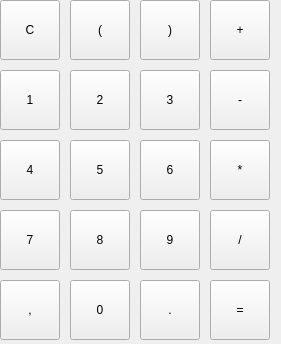
Old version of the form ui/views/InputModule/InputModule.ui in the repository dammmueller-calculator/calculator.
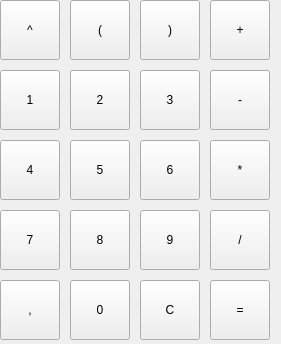
New version of the form.

Commit message: feat(InputModule)!: hide element

The edit to the form file:
```diff
--- a/ui/views/InputModule/InputModule.ui
+++ b/ui/views/InputModule/InputModule.ui
@@ -161,19 +161,6 @@
     <rect>
      <x>140</x>
      <y>280</y>
-     <width>60</width>
-     <height>60</height>
-    </rect>
-   </property>
-   <property name="text">
-    <string>.</string>
-   </property>
-  </widget>
-  <widget class="QPushButton" name="pushButton_9">
-   <property name="geometry">
-    <rect>
-     <x>0</x>
-     <y>0</y>
      <width>60</width>
      <height>60</height>
     </rect>
@@ -273,6 +260,19 @@
     <string>/</string>
    </property>
   </widget>
+  <widget class="QPushButton" name="btn_caret">
+   <property name="geometry">
+    <rect>
+     <x>0</x>
+     <y>0</y>
+     <width>60</width>
+     <height>60</height>
+    </rect>
+   </property>
+   <property name="text">
+    <string>^</string>
+   </property>
+  </widget>
  </widget>
  <resources/>
  <connections>
```
Left out of the diff: 113 changed lines with no effect on the pictures. The commit also changes 1 other file.
